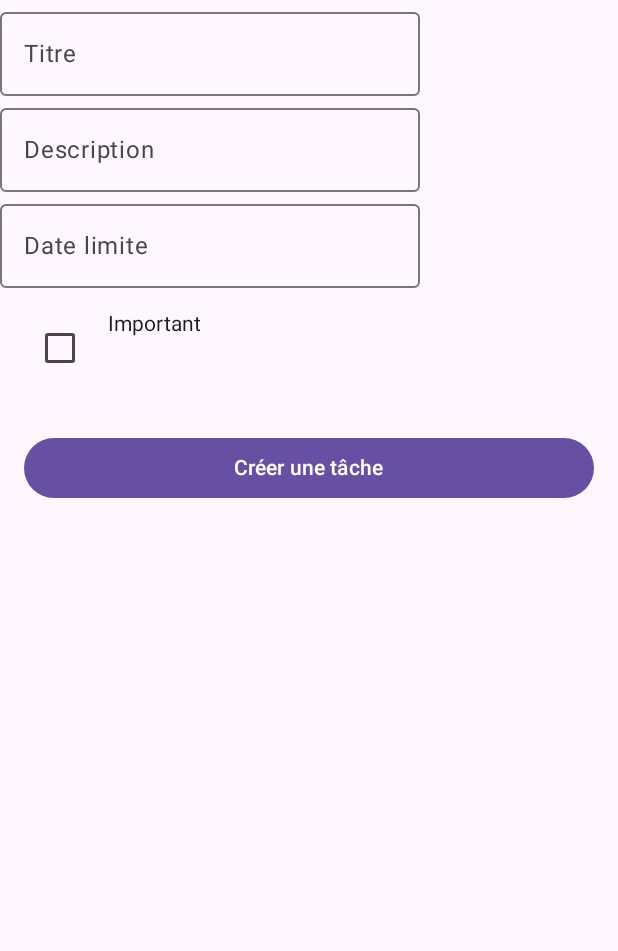
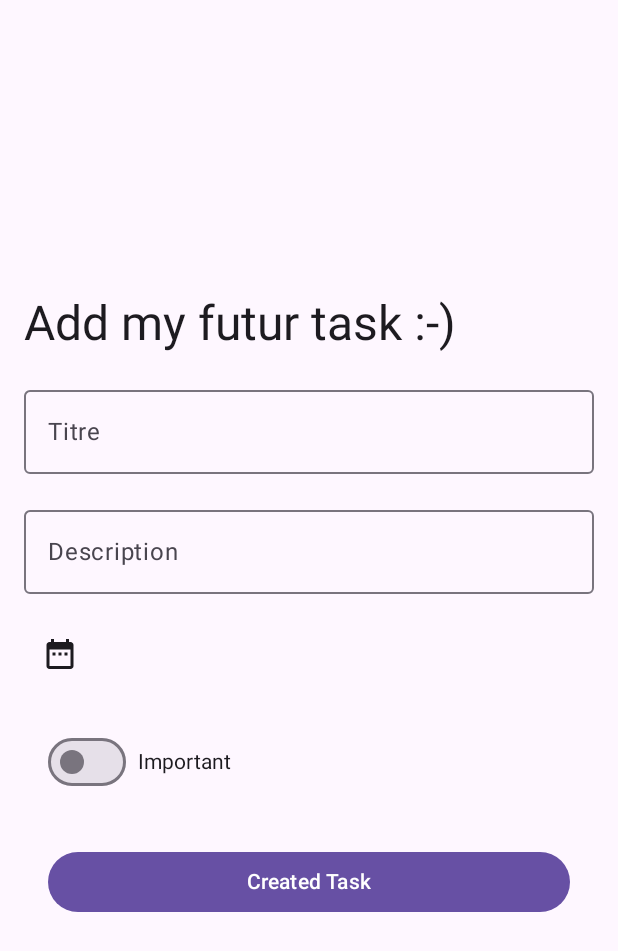
Before and after one commit to Sadako-amaryllis/mytasktd, an Android app built with Jetpack Compose: the AddTaskScreen screen opened through its navigation route, on a phone screen of 412 x 824 dp. Shown: the top 951 px of the screen. Run offline under Robolectric (Android 15) with nearby library versions, the phone set to English and light mode, and no system bars; libraries missing offline, so code that uses them is left out: com.afollestad.materialdialogs.

```diff
--- a/app/build.gradle.kts
+++ b/app/build.gradle.kts
@@ -66,4 +66,6 @@ dependencies {
     implementation("androidx.activity:activity-compose:1.8.2")
 
     implementation("androidx.navigation:navigation-compose:2.7.7")
+
+    implementation ("com.afollestad.material-dialogs:datetime:3.3.0")
 }
--- a/app/src/main/java/com/example/td_android/ui/AddTaskModel.kt
+++ b/app/src/main/java/com/example/td_android/ui/AddTaskModel.kt
@@ -1,22 +1,45 @@
 @file:OptIn(ExperimentalMaterial3Api::class)
-
 package com.example.td_android.ui
 
+import android.os.Build
+import android.util.Log
+import android.widget.CalendarView
+import androidx.annotation.RequiresApi
+import androidx.compose.foundation.layout.Box
 import androidx.compose.foundation.layout.Column
 import androidx.compose.foundation.layout.Row
+import androidx.compose.foundation.layout.Spacer
+import androidx.compose.foundation.layout.fillMaxSize
 import androidx.compose.foundation.layout.fillMaxWidth
+import androidx.compose.foundation.layout.height
 import androidx.compose.foundation.layout.padding
+import androidx.compose.material.icons.Icons
+import androidx.compose.material.icons.filled.AddCircle
+import androidx.compose.material.icons.filled.DateRange
+import androidx.compose.material3.AlertDialog
 import androidx.compose.material3.Button
-import androidx.compose.material3.Checkbox
 import androidx.compose.material3.ExperimentalMaterial3Api
+import androidx.compose.material3.Icon
+import androidx.compose.material3.IconButton
+import androidx.compose.material3.MaterialTheme
 import androidx.compose.material3.Text
 import androidx.compose.material3.OutlinedTextField
+import androidx.compose.material3.Switch
+import androidx.compose.material3.SwitchDefaults
 import androidx.compose.runtime.Composable
 import androidx.compose.runtime.mutableStateOf
+import androidx.compose.runtime.remember
+import androidx.compose.ui.Alignment
 import androidx.compose.ui.Modifier
 import androidx.compose.ui.unit.dp
 import androidx.lifecycle.ViewModel
-
+import androidx.compose.ui.platform.LocalContext
+import com.afollestad.materialdialogs.MaterialDialog
+import com.afollestad.materialdialogs.datetime.dateTimePicker
+import java.text.SimpleDateFormat
+import java.util.Calendar
+import java.util.Date
+import java.util.Locale
 
 class AddTaskModel : ViewModel() {
 
@@ -63,50 +86,116 @@ class AddTaskModel : ViewModel() {
     }
 }
 
-
 @Composable
 fun TaskForm(
     addTaskModel: AddTaskModel,
     modifier: Modifier = Modifier
+) {
+    val context = LocalContext.current
+    val openDialog = remember { mutableStateOf(false) }
+    val selectedDate = remember { mutableStateOf<Date?>(null) }
 
+    Box(
+        modifier = modifier.fillMaxSize(),
+        contentAlignment = Alignment.Center
     ) {
-
-    Column(modifier) {
+        Column(
+            modifier = Modifier
+                .padding(horizontal = 16.dp)
+                .fillMaxWidth()
+        ) {
+            Text(
+                text = "Add my futur task :-)", // Titre
+                style = MaterialTheme.typography.headlineLarge,
+                modifier = Modifier.padding(bottom = 16.dp)
+            )
             OutlinedTextField(
                 value = addTaskModel.title,
                 onValueChange = { addTaskModel.setTitle(it) },
                 label = { Text("Titre") },
+                modifier = Modifier.fillMaxWidth()
             )
+            Spacer(modifier = Modifier.height(16.dp))
             OutlinedTextField(
                 value = addTaskModel.description,
                 onValueChange = { addTaskModel.setDescription(it) },
                 label = { Text("Description") },
+                modifier = Modifier.fillMaxWidth()
             )
-        OutlinedTextField(
-            value = addTaskModel.deadline,
-            onValueChange = { addTaskModel.setDeadline(it) },
-            label = { Text("Date limite") },
-        )
+            Spacer(modifier = Modifier.height(16.dp))
+
+            Box(
+                modifier = Modifier
+                    .fillMaxWidth()
+                    .height(56.dp) // Hauteur de la ligne du bouton
+            ) {
+                IconButton(
+                    onClick = { openDialog.value = true },
+                    modifier = Modifier.align(Alignment.TopStart)
+                ) {
+                    Icon(Icons.Default.DateRange, contentDescription = "Calender")
+                }
+            }
+
+            Spacer(modifier = Modifier.height(16.dp))
             Row(
-            modifier = Modifier.padding(16.dp)
+                modifier = Modifier.padding(horizontal = 16.dp),
+                verticalAlignment = Alignment.CenterVertically
             ) {
-            Checkbox(
+                Switch(
                     checked = addTaskModel.isImportant,
                     onCheckedChange = { addTaskModel.setIsImportant(it) },
+                    colors = SwitchDefaults.colors(checkedThumbColor = MaterialTheme.colorScheme.primary)
                 )
                 Text(
                     text = "Important",
                     modifier = Modifier.padding(start = 8.dp)
                 )
             }
+            Spacer(modifier = Modifier.height(16.dp))
             Button(
                 onClick = { addTaskModel.createTask() },
                 modifier = Modifier
                     .fillMaxWidth()
                     .padding(16.dp)
             ) {
-            Text("Créer une tâche")
+                Text("Created Task")
             }
+        }
+
+        if (openDialog.value) {
+            AlertDialog(
+                onDismissRequest = { openDialog.value = false },
+                title = {
+                    MaterialDialog(context).show {
+                        dateTimePicker(requireFutureDateTime = true) { _, dateTime ->
+                            val selectedDateTime = SimpleDateFormat("dd/MM/yyyy HH:mm", Locale.getDefault()).format(dateTime)
+                            Log.d("SelectedDateTime", selectedDateTime)
+
+                            addTaskModel.setDeadline(selectedDateTime)
+                            openDialog.value = false
+                        }
+                    }
+                },
+                confirmButton = {
+                    Button(onClick = {
+                        openDialog.value = false
+                    }) {
+                        Text("OK")
+                    }
+                },
+                dismissButton = {
+                    Button(onClick = {
+                        openDialog.value = false
+                        selectedDate.value = null
+                    }) {
+                        Text("Annuler")
+                    }
+                },
+                text = {}
+            )
+        }
+
     }
 }
 
--- a/build.gradle.kts
+++ b/build.gradle.kts
@@ -1,4 +1,3 @@
-// Top-level build file where you can add configuration options common to all sub-projects/modules.
 plugins {
     id("com.android.application") version "8.2.2" apply false
     id("org.jetbrains.kotlin.android") version "1.8.10" apply false
```
Also changed, not shown: app/src/main/res/drawable/calendar_add_svgrepo_com.xml (added, +35 -0 lines), app/src/main/res/drawable/icons8_calendar_plus_80.png (added). Lines whose indentation alone changed are shown as unchanged.
